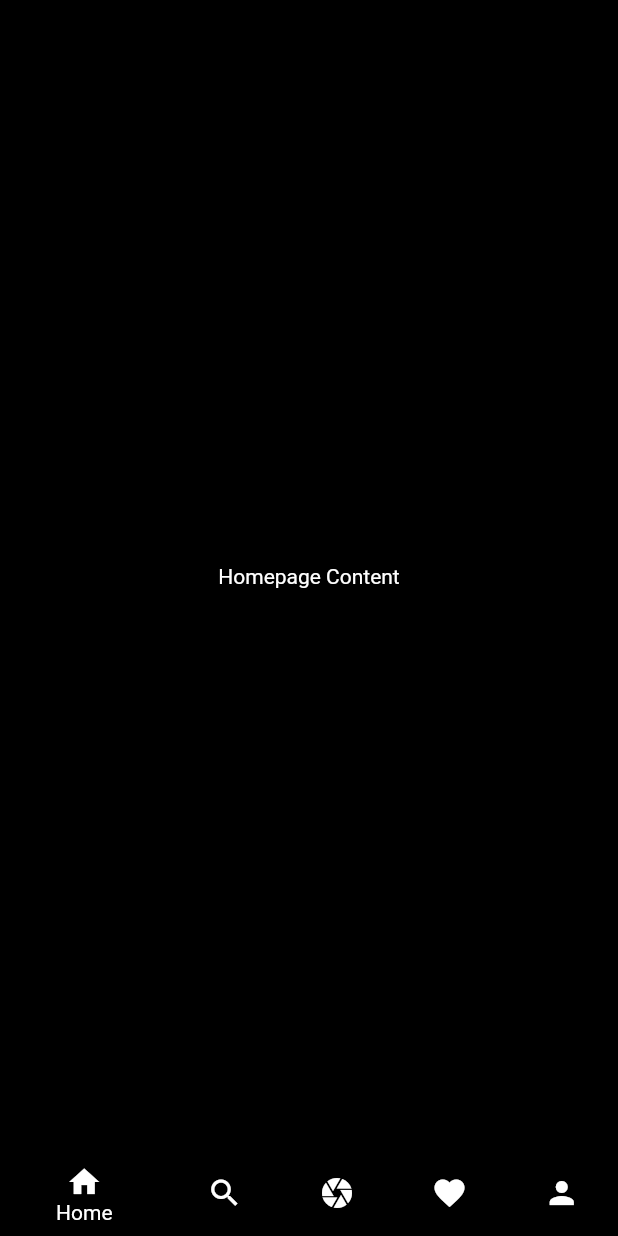
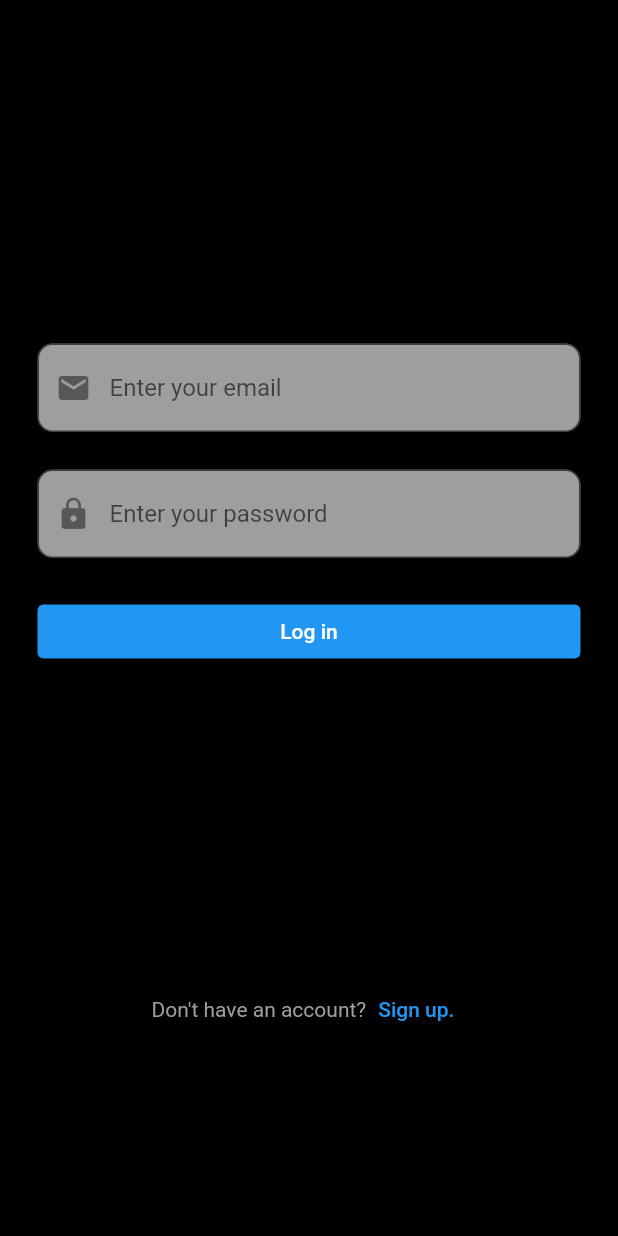
Before and after one commit to MathieuGery/Flutter-My-Instagram, a Flutter app: the screen it shows after launch, on a phone screen of 412 x 824 dp. Run offline on Flutter 3.47's test engine with Material 2 defaults, Android fonts, the phone set to English and light mode, and no system bars; our stand-ins replace cloud_firestore, firebase_auth, firebase_core; missing offline and left inert: flappy_search_bar; accounts and stored records are empty.

Commit message:
feat(login): added login page

```diff
--- /dev/null
+++ b/lib/Components/inputField.dart
@@ -0,0 +1,30 @@
+import 'package:flutter/material.dart';
+
+class InputField extends StatelessWidget {
+  final type;
+  final icon;
+  InputField(this.type, this.icon);
+
+  @override
+  Widget build(BuildContext context) {
+    return TextFormField(
+      validator: (value) {
+        if (value!.isEmpty) {
+          return 'Please enter your ' + type;
+        }
+        return null;
+      },
+      obscureText: type == 'password',
+      decoration: InputDecoration(
+        prefixIcon: Icon(icon),
+        hintText: 'Enter your ' + type,
+        fillColor: Colors.grey,
+        filled: true,
+        border: OutlineInputBorder(
+          borderRadius: BorderRadius.circular(10.0),
+          borderSide: BorderSide(),
+        ),
+      ),
+    );
+  }
+}
--- /dev/null
+++ b/lib/Views/login.dart
@@ -0,0 +1,72 @@
+import 'package:flutter/material.dart';
+
+import '../Components/inputField.dart';
+
+class LoginPage extends StatelessWidget {
+  Widget build(BuildContext context) {
+    return Scaffold(body: LoginForm());
+  }
+}
+
+class LoginForm extends StatefulWidget {
+  @override
+  LoginFormState createState() {
+    return LoginFormState();
+  }
+}
+
+class LoginFormState extends State<LoginForm> {
+  final _formKey = GlobalKey<FormState>();
+
+  @override
+  Widget build(BuildContext context) {
+    return Form(
+      key: _formKey,
+      child: Padding(
+        padding: EdgeInsets.all(25.0),
+        child: Column(
+          mainAxisAlignment: MainAxisAlignment.center,
+          crossAxisAlignment: CrossAxisAlignment.center,
+          children: <Widget>[
+            Spacer(flex: 2),
+            InputField('email', Icons.email),
+            SizedBox(
+              height: 25.0,
+            ),
+            InputField('password', Icons.lock),
+            SizedBox(
+              height: 25.0,
+            ),
+            SizedBox(
+              width: double.infinity,
+              child: ElevatedButton(
+                onPressed: () {
+                  if (_formKey.currentState!.validate()) {}
+                },
+                child: Text('Log in'),
+              ),
+            ),
+            Spacer(flex: 2),
+            Align(
+              alignment: Alignment.bottomCenter,
+              child: Row(
+                mainAxisAlignment: MainAxisAlignment.center,
+                children: [
+                  Text(
+                    'Don\'t have an account?',
+                    style: TextStyle(color: Colors.grey),
+                  ),
+                  TextButton(
+                    onPressed: () {},
+                    child: Text('Sign up.'),
+                  ),
+                ],
+              ),
+            ),
+            Spacer()
+          ],
+        ),
+      ),
+    );
+  }
+}
--- a/lib/main.dart
+++ b/lib/main.dart
@@ -4,6 +4,7 @@ import 'package:firebase_auth/firebase_auth.dart';
 import 'Requests/authentication_services.dart';
 import 'package:firebase_core/firebase_core.dart';
 import 'Views/homepage.dart';
+import 'Views/login.dart';
 
 import 'Classes/pageContent.dart';
 import 'Classes/user.dart';
@@ -40,7 +41,7 @@ class AuthenticationWrapper extends StatelessWidget {
     if (firebaseUser != null) {
       return Homepage();
     } else {
-      return Homepage();
+      return LoginPage();
     }
   }
 }
```
